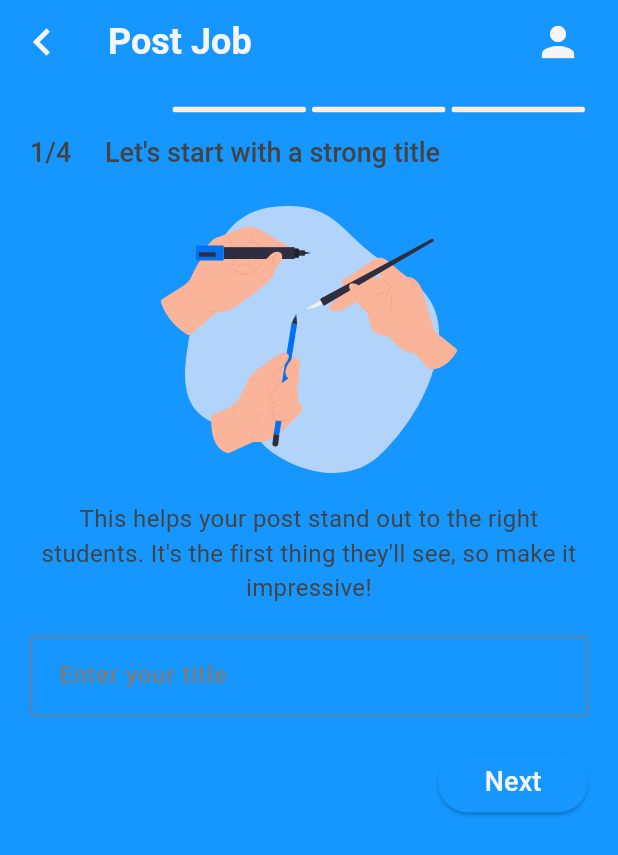
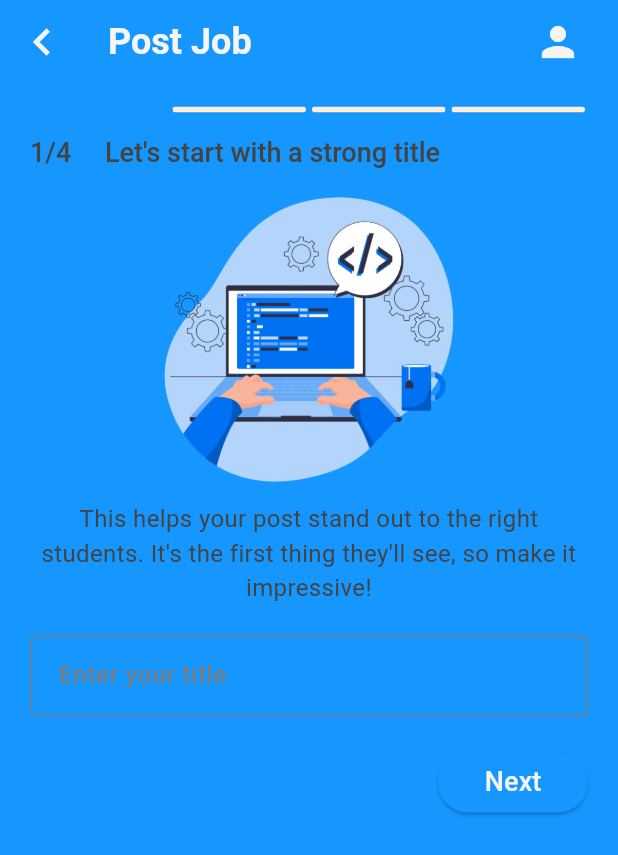
Before and after one commit to PhuocDinh462/student_hub, a Flutter app: the screen it shows after launch, item 2 of the bottom bar chosen, after a tap on the "add" icon, on a phone screen of 412 x 824 dp. Shown: the top 855 px of the screen. Run offline on Flutter 3.47's test engine with Material 3 defaults, Android fonts, the phone set to English and light mode, and no system bars; drawn by our look-alikes of step_progress_indicator; our stand-ins replace gap, numberpicker, pinput, shared_preferences; missing offline and left inert: country_flags, language_code; generated files the repository leaves out were written again.

Commit message:
refactor:
- Add assets/images/ to flutter assets
- Fix resizeToAvoidBottomInset in AccountHeader
- Load images in main.dart
- Update routes in app_routes.dart
- Replace SvgPicture.asset with Image.asset in step1.dart

```diff
--- a/lib/layout/account_header.dart
+++ b/lib/layout/account_header.dart
@@ -4,16 +4,19 @@ import 'package:student_hub/constants/theme.dart';
 class AccountHeader extends StatelessWidget {
   final String title;
   final Widget body;
+  final bool resizeToAvoidBottomInset;
 
   const AccountHeader({
     super.key,
     required this.title,
     required this.body,
+    this.resizeToAvoidBottomInset = true,
   });
 
   @override
   Widget build(BuildContext context) {
     return Scaffold(
+      resizeToAvoidBottomInset: resizeToAvoidBottomInset,
       appBar: AppBar(
         leading: ModalRoute.of(context)!.settings.name != '/'
             ? IconButton(
--- a/lib/main.dart
+++ b/lib/main.dart
@@ -6,6 +6,7 @@ import 'package:student_hub/providers/post_job_provider.dart';
 import 'package:student_hub/providers/theme_provider.dart';
 import 'package:student_hub/routes/app_routes.dart';
 import 'package:flutter_gen/gen_l10n/app_localizations.dart';
+import 'package:student_hub/utils/image_list.dart';
 
 void main() {
   runApp(
@@ -26,6 +27,8 @@ class MyApp extends StatelessWidget {
   Widget build(BuildContext context) {
     final ThemeProvider themeProvider = Provider.of<ThemeProvider>(context);
 
+    ImageList.loadImage(context);
+
     SystemChrome.setSystemUIOverlayStyle(
       const SystemUiOverlayStyle(
         statusBarColor: Colors.transparent,
--- a/lib/routes/app_routes.dart
+++ b/lib/routes/app_routes.dart
@@ -44,6 +44,11 @@ class AppRoutes {
   static const String postJob = '/post_job';
 
   static Map<String, WidgetBuilder> routes = {
+    nav: (context) => const AccountHeader(
+          title: 'Student Hub',
+          body: Navigation(),
+          resizeToAvoidBottomInset: false,
+        ),
     home: (context) => const AccountHeader(title: 'Home', body: Home()),
     auth: (context) => const Authentication(),
     login: (context) => Login(),
@@ -56,8 +61,6 @@ class AppRoutes {
     changePassword: (context) => const ChangePassword(),
     profile: (context) => const Profile(),
     profileNoInfo: (context) => const ProfileInput(),
-    nav: (context) =>
-        const AccountHeader(title: 'Student Hub', body: Navigation()),
     projects: (context) => const Projects(),
     projectsSaved: (context) => const ProjectsSaved(),
     welcome: (context) => const Welcome(),
--- a/lib/screens/account/account.dart
+++ b/lib/screens/account/account.dart
@@ -1,5 +1,6 @@
 import 'package:flutter/material.dart';
 import 'package:student_hub/models/user.dart';
+import 'package:student_hub/routes/app_routes.dart';
 import 'package:student_hub/screens/account/widgets/user_item.dart';
 import 'package:gap/gap.dart';
 import 'package:student_hub/constants/theme.dart';
@@ -78,7 +79,7 @@ class Account extends StatelessWidget {
               color: text_400,
             ),
             GestureDetector(
-              onTap: () => Navigator.pushNamed(context, '/account/settings'),
+              onTap: () => Navigator.pushNamed(context, AppRoutes.settings),
               child: Container(
                 color: Colors.transparent,
                 child: Row(
--- a/lib/screens/account/settings.dart
+++ b/lib/screens/account/settings.dart
@@ -5,6 +5,7 @@ import 'package:student_hub/providers/theme_provider.dart';
 import 'package:gap/gap.dart';
 import 'package:student_hub/constants/theme.dart';
 import 'package:flutter_gen/gen_l10n/app_localizations.dart';
+import 'package:student_hub/routes/app_routes.dart';
 import 'package:student_hub/screens/account/widgets/theme_dialog.dart';
 
 class Settings extends StatelessWidget {
@@ -78,8 +79,7 @@ class Settings extends StatelessWidget {
 
             // Language
             GestureDetector(
-              onTap: () =>
-                  Navigator.pushNamed(context, '/account/settings/languages'),
+              onTap: () => Navigator.pushNamed(context, AppRoutes.languages),
               child: Container(
                 color: Colors.transparent,
                 child: Row(
--- a/lib/screens/dashboard/dashboard.dart
+++ b/lib/screens/dashboard/dashboard.dart
@@ -2,6 +2,7 @@ import 'package:flutter/material.dart';
 import 'package:provider/provider.dart';
 import 'package:student_hub/constants/theme.dart';
 import 'package:student_hub/providers/post_job_provider.dart';
+import 'package:student_hub/routes/app_routes.dart';
 
 class Dashboard extends StatelessWidget {
   const Dashboard({super.key});
@@ -15,7 +16,7 @@ class Dashboard extends StatelessWidget {
       floatingActionButton: FloatingActionButton(
         onPressed: () {
           postJobProvider.clear();
-          Navigator.pushNamed(context, '/post_job');
+          Navigator.pushNamed(context, AppRoutes.postJob);
         },
         foregroundColor: Theme.of(context).colorScheme.secondaryContainer,
         backgroundColor: Theme.of(context).brightness == Brightness.dark
--- a/lib/screens/post_job/post_job.dart
+++ b/lib/screens/post_job/post_job.dart
@@ -19,6 +19,7 @@ class _PostJobState extends State<PostJob> {
   @override
   Widget build(BuildContext context) {
     Widget stepWidget;
+
     switch (_currentStep) {
       case 1:
         stepWidget = Step1(next: next);
--- a/lib/screens/post_job/widgets/step1.dart
+++ b/lib/screens/post_job/widgets/step1.dart
@@ -1,9 +1,9 @@
 import 'package:flutter/material.dart';
 import 'package:gap/gap.dart';
-import 'package:flutter_svg/flutter_svg.dart';
 import 'package:provider/provider.dart';
 import 'package:student_hub/constants/theme.dart';
 import 'package:student_hub/providers/post_job_provider.dart';
+import 'package:student_hub/utils/extensions.dart';
 
 class Step1 extends StatelessWidget {
   Step1({super.key, required this.next});
@@ -24,9 +24,9 @@ class Step1 extends StatelessWidget {
               style: Theme.of(context).textTheme.titleLarge),
           const Gap(5),
           Center(
-            child: SvgPicture.asset(
-              'assets/svg/Hand-holding-pen.svg',
-              width: MediaQuery.of(context).size.width / 1.5,
+            child: Image.asset(
+              'assets/images/Hand-coding.png',
+              width: context.deviceSize.width / 1.5,
             ),
           ),
           const Text(
--- a/lib/screens/post_job/widgets/step4.dart
+++ b/lib/screens/post_job/widgets/step4.dart
@@ -176,6 +176,7 @@ class Step4 extends StatelessWidget {
                       ),
                     ),
                   );
+                  Navigator.of(context).pop();
                 },
                 style: ElevatedButton.styleFrom(
                   backgroundColor: primary_300,
--- /dev/null
+++ b/lib/utils/image_list.dart
@@ -0,0 +1,15 @@
+import 'package:flutter/material.dart';
+
+class ImageList {
+  static List<String> images = [
+    'assets/images/Coding-workshop.png',
+    'assets/images/Hand-coding.png',
+    'assets/images/Detailed-analysis.png',
+  ];
+
+  static void loadImage(BuildContext context) {
+    for (var image in images) {
+      precacheImage(AssetImage(image), context);
+    }
+  }
+}
--- a/pubspec.yaml
+++ b/pubspec.yaml
@@ -69,6 +69,7 @@ flutter:
   generate: true
   assets:
     - assets/svg/
+    - assets/images/
 
   # To add assets to your application, add an assets section, like this:
   # assets:
```
Also changed, not shown: lib/screens/post_job/widgets/step2.dart (+4 -4 lines), lib/screens/post_job/widgets/step3.dart (+4 -4 lines), assets/images/Coding-workshop.png (added), assets/images/Detailed-analysis.png (added), assets/images/Hand-coding.png (added), assets/svg/Coding-workshop.svg (deleted), assets/svg/Detailed-analysis.svg (deleted), assets/svg/Hand-holding-pen.svg (deleted).
